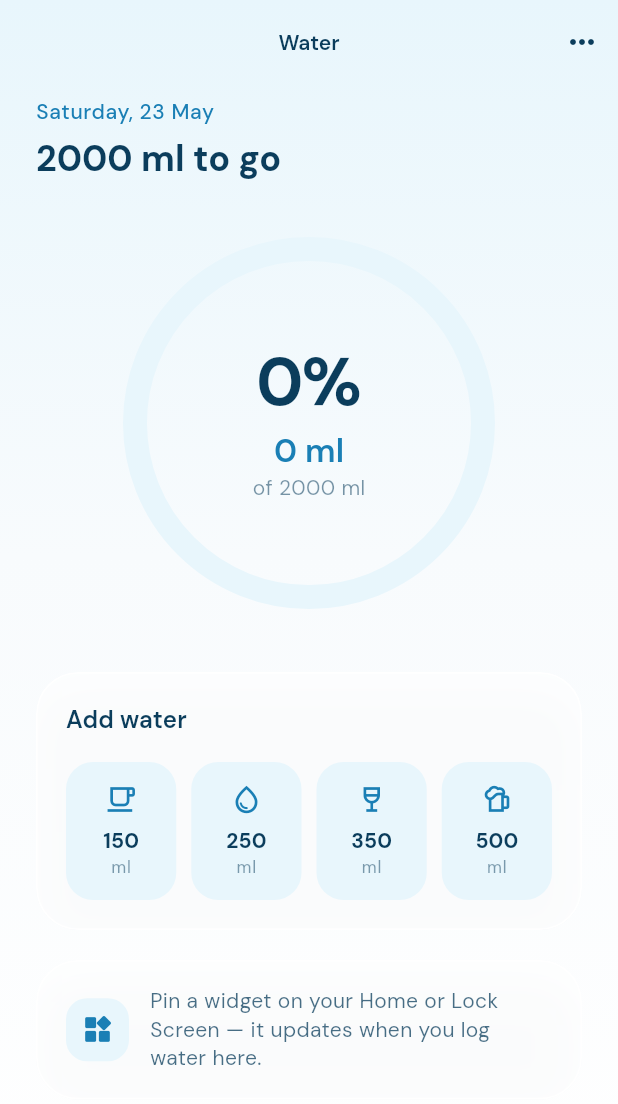
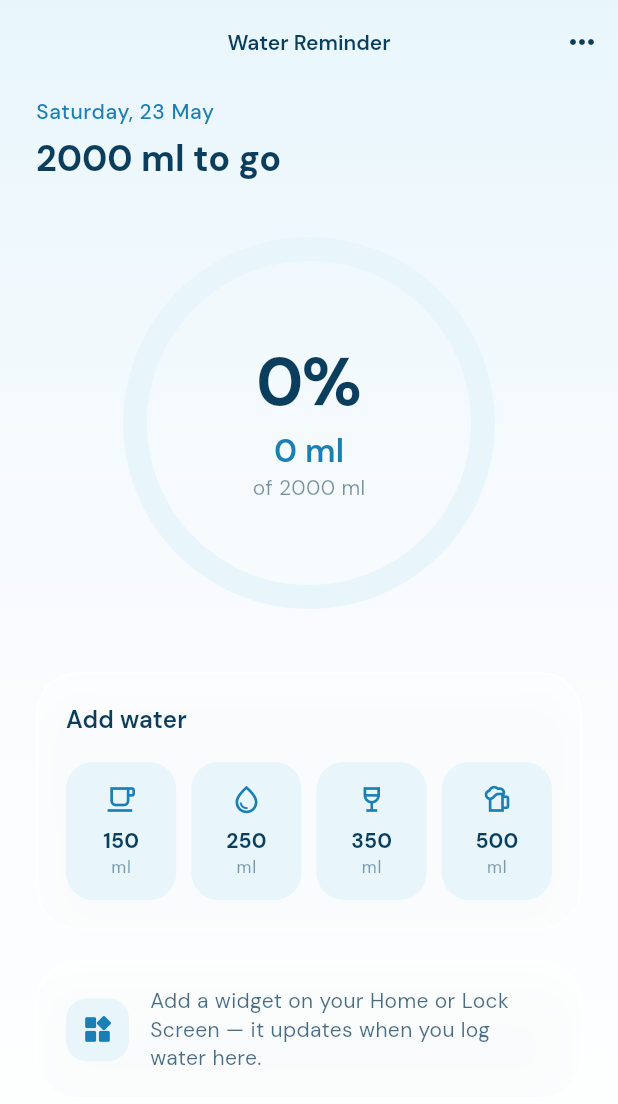
Before and after one commit to igorkominko-create/water_reminder, a Flutter app: the screen it shows after launch, on a phone screen of 412 x 824 dp. Shown: the top 1104 px of the screen. Run offline on Flutter 3.47's test engine with Material 3 defaults, Android fonts, the phone set to English and light mode, and no system bars; our stand-ins replace flutter_riverpod, google_fonts, shared_preferences; missing offline and left inert: home_widget.

Commit message:
feat(i18n): lock app UI to English locale and centralize strings
Co-authored-by: Cursor <cursoragent@cursor.com>

```diff
--- a/lib/app/water_app.dart
+++ b/lib/app/water_app.dart
@@ -1,5 +1,7 @@
 import 'package:flutter/material.dart';
-import '../core/constants/app_constants.dart';
+
+import '../core/i18n/app_locale.dart';
+import '../core/i18n/app_strings.dart';
 import '../core/theme/app_theme.dart';
 import '../features/home/presentation/home_screen.dart';
 
@@ -9,8 +11,11 @@ class WaterApp extends StatelessWidget {
   @override
   Widget build(BuildContext context) {
     return MaterialApp(
-      title: AppConstants.appName,
+      title: AppStrings.appName,
       debugShowCheckedModeBanner: false,
+      locale: AppLocale.english,
+      supportedLocales: AppLocale.supportedLocales,
+      localizationsDelegates: AppLocale.delegates,
       theme: AppTheme.light(),
       home: const HomeScreen(),
     );
--- /dev/null
+++ b/lib/core/i18n/app_locale.dart
@@ -0,0 +1,21 @@
+import 'package:flutter/material.dart';
+import 'package:flutter_localizations/flutter_localizations.dart';
+import 'package:intl/intl.dart';
+
+/// Forces English UI regardless of device language.
+abstract final class AppLocale {
+  static const Locale english = Locale('en', 'US');
+
+  static const List<LocalizationsDelegate<dynamic>> delegates = [
+    GlobalMaterialLocalizations.delegate,
+    GlobalWidgetsLocalizations.delegate,
+    GlobalCupertinoLocalizations.delegate,
+  ];
+
+  static const List<Locale> supportedLocales = [english];
+
+  /// Call once at startup so [DateFormat] uses English month/day names.
+  static void configure() {
+    Intl.defaultLocale = 'en_US';
+  }
+}
--- /dev/null
+++ b/lib/core/i18n/app_strings.dart
@@ -0,0 +1,35 @@
+/// English UI copy (app is English-only for v1).
+abstract final class AppStrings {
+  static const String appName = 'Water Reminder';
+
+  static const String homeTitle = 'Water Reminder';
+  static const String settings = 'Settings';
+  static const String settingsTooltip = 'Settings';
+
+  static String mlToGo(int ml) => '$ml ml to go';
+  static const String goalReachedHeadline = 'You\'re fully hydrated';
+
+  static const String addWater = 'Add water';
+  static String mlAmount(int ml) => '$ml';
+  static String mlWithUnit(int ml) => '$ml ml';
+  static const String mlLabel = 'ml';
+  static String ofDailyGoal(int goalMl) => 'of $goalMl ml';
+
+  static const String widgetHint =
+      'Add a widget on your Home or Lock Screen — it updates when you log water here.';
+
+  static const String dailyGoalTitle = 'Daily goal (ml)';
+  static const String dailyGoalHint = '2000';
+  static const String saveGoal = 'Save goal';
+  static const String invalidGoalMessage =
+      'Enter a goal between 250 and 10000 ml';
+
+  static const String resetTodayTitle = 'Reset today?';
+  static const String resetTodayMessage =
+      'Clears today\'s intake. Widgets will update too.';
+  static const String cancel = 'Cancel';
+  static const String reset = 'Reset';
+  static const String resetToday = 'Reset today';
+
+  static String errorMessage(Object error) => 'Error: $error';
+}
--- a/lib/features/home/presentation/home_screen.dart
+++ b/lib/features/home/presentation/home_screen.dart
@@ -2,6 +2,7 @@ import 'package:flutter/material.dart';
 import 'package:flutter_riverpod/flutter_riverpod.dart';
 
 import '../../../core/di/providers.dart';
+import '../../../core/i18n/app_strings.dart';
 import '../../../core/theme/app_theme.dart';
 import '../../../core/widgets/glass_surface.dart';
 import '../../../core/widgets/gradient_scaffold.dart';
@@ -21,10 +22,10 @@ class HomeScreen extends ConsumerWidget {
     return GradientScaffold(
       appBar: AppBar(
         backgroundColor: Colors.transparent,
-        title: const Text('Water'),
+        title: const Text(AppStrings.homeTitle),
         actions: [
           IconButton(
-            tooltip: 'Settings',
+            tooltip: AppStrings.settingsTooltip,
             icon: const Icon(Icons.more_horiz_rounded),
             onPressed: () => Navigator.of(context).push(
               MaterialPageRoute<void>(
@@ -36,7 +37,7 @@ class HomeScreen extends ConsumerWidget {
       ),
       body: async.when(
         loading: () => const Center(child: CircularProgressIndicator()),
-        error: (e, _) => Center(child: Text('Error: $e')),
+        error: (e, _) => Center(child: Text(AppStrings.errorMessage(e))),
         data: (snapshot) {
           return SafeArea(
             top: false,
@@ -97,7 +98,7 @@ class _WidgetHint extends StatelessWidget {
           const SizedBox(width: 14),
           Expanded(
             child: Text(
-              'Pin a widget on your Home or Lock Screen — it updates when you log water here.',
+              AppStrings.widgetHint,
               style: Theme.of(context).textTheme.bodyMedium?.copyWith(
                     color: colors.deep.withValues(alpha: 0.75),
                     height: 1.35,
--- a/lib/features/home/presentation/widgets/hydration_summary_header.dart
+++ b/lib/features/home/presentation/widgets/hydration_summary_header.dart
@@ -1,6 +1,8 @@
 import 'package:flutter/material.dart';
 import 'package:intl/intl.dart';
 
+import '../../../../core/i18n/app_locale.dart';
+import '../../../../core/i18n/app_strings.dart';
 import '../../../../core/theme/app_theme.dart';
 import '../../../../domain/entities/hydration_snapshot.dart';
 
@@ -12,11 +14,14 @@ class HydrationSummaryHeader extends StatelessWidget {
   @override
   Widget build(BuildContext context) {
     final colors = context.waterColors;
-    final dateLabel = DateFormat('EEEE, d MMMM').format(DateTime.now());
+    final dateLabel = DateFormat(
+      'EEEE, d MMMM',
+      AppLocale.english.toString(),
+    ).format(DateTime.now());
 
     final headline = snapshot.goalReached
-        ? 'You’re fully hydrated'
-        : '${snapshot.remainingMl} ml to go';
+        ? AppStrings.goalReachedHeadline
+        : AppStrings.mlToGo(snapshot.remainingMl);
 
     return Column(
       crossAxisAlignment: CrossAxisAlignment.start,
--- a/lib/features/home/presentation/widgets/quick_add_section.dart
+++ b/lib/features/home/presentation/widgets/quick_add_section.dart
@@ -2,6 +2,7 @@ import 'package:flutter/material.dart';
 import 'package:flutter/services.dart';
 
 import '../../../../core/constants/app_constants.dart';
+import '../../../../core/i18n/app_strings.dart';
 import '../../../../core/theme/app_theme.dart';
 import '../../../../core/widgets/glass_surface.dart';
 
@@ -19,7 +20,7 @@ class QuickAddSection extends StatelessWidget {
         crossAxisAlignment: CrossAxisAlignment.stretch,
         children: [
           Text(
-            'Add water',
+            AppStrings.addWater,
             style: Theme.of(context).textTheme.titleMedium?.copyWith(
                   fontWeight: FontWeight.w600,
                   color: colors.deep,
@@ -77,14 +78,14 @@ class _AddTile extends StatelessWidget {
               Icon(icon, color: colors.mid, size: 22),
               const SizedBox(height: 6),
               Text(
-                '$ml',
+                AppStrings.mlAmount(ml),
                 style: Theme.of(context).textTheme.titleSmall?.copyWith(
                       fontWeight: FontWeight.w700,
                       color: colors.deep,
                     ),
               ),
               Text(
-                'ml',
+                AppStrings.mlLabel,
                 style: Theme.of(context).textTheme.labelSmall?.copyWith(
                       color: colors.deep.withValues(alpha: 0.5),
                     ),
--- a/lib/features/home/presentation/widgets/water_progress_ring.dart
+++ b/lib/features/home/presentation/widgets/water_progress_ring.dart
@@ -2,6 +2,7 @@ import 'dart:math' as math;
 
 import 'package:flutter/material.dart';
 
+import '../../../../core/i18n/app_strings.dart';
 import '../../../../core/theme/app_theme.dart';
 
 class WaterProgressRing extends StatelessWidget {
@@ -55,14 +56,14 @@ class WaterProgressRing extends StatelessWidget {
                   ),
                   const SizedBox(height: 6),
                   Text(
-                    '$todayMl ml',
+                    AppStrings.mlWithUnit(todayMl),
                     style: Theme.of(context).textTheme.titleLarge?.copyWith(
                           color: colors.mid,
                           fontWeight: FontWeight.w600,
                         ),
                   ),
                   Text(
-                    'of $goalMl ml',
+                    AppStrings.ofDailyGoal(goalMl),
                     style: Theme.of(context).textTheme.bodyMedium?.copyWith(
                           color: colors.deep.withValues(alpha: 0.55),
                         ),
--- a/lib/features/settings/presentation/settings_screen.dart
+++ b/lib/features/settings/presentation/settings_screen.dart
@@ -2,6 +2,7 @@ import 'package:flutter/material.dart';
 import 'package:flutter_riverpod/flutter_riverpod.dart';
 
 import '../../../core/di/providers.dart';
+import '../../../core/i18n/app_strings.dart';
 
 class SettingsScreen extends ConsumerStatefulWidget {
   const SettingsScreen({super.key});
@@ -31,10 +32,10 @@ class _SettingsScreenState extends ConsumerState<SettingsScreen> {
     final async = ref.watch(hydrationNotifierProvider);
 
     return Scaffold(
-      appBar: AppBar(title: const Text('Settings')),
+      appBar: AppBar(title: const Text(AppStrings.settings)),
       body: async.when(
         loading: () => const Center(child: CircularProgressIndicator()),
-        error: (e, _) => Center(child: Text('Error: $e')),
+        error: (e, _) => Center(child: Text(AppStrings.errorMessage(e))),
         data: (snapshot) {
           if (!_goalFieldInitialized) {
             _goalController.text = '${snapshot.goalMl}';
@@ -44,7 +45,7 @@ class _SettingsScreenState extends ConsumerState<SettingsScreen> {
             padding: const EdgeInsets.all(24),
             children: [
               Text(
-                'Daily goal (ml)',
+                AppStrings.dailyGoalTitle,
                 style: Theme.of(context).textTheme.titleMedium,
               ),
               const SizedBox(height: 8),
@@ -53,7 +54,7 @@ class _SettingsScreenState extends ConsumerState<SettingsScreen> {
                 keyboardType: TextInputType.number,
                 decoration: const InputDecoration(
                   border: OutlineInputBorder(),
-                  hintText: '2000',
+                  hintText: AppStrings.dailyGoalHint,
                 ),
               ),
               const SizedBox(height: 12),
@@ -63,7 +64,7 @@ class _SettingsScreenState extends ConsumerState<SettingsScreen> {
                   if (parsed == null || parsed < 250 || parsed > 10000) {
                     ScaffoldMessenger.of(context).showSnackBar(
                       const SnackBar(
-                        content: Text('Enter a goal between 250 and 10000 ml'),
+                        content: Text(AppStrings.invalidGoalMessage),
                       ),
                     );
                     return;
@@ -71,7 +72,7 @@ class _SettingsScreenState extends ConsumerState<SettingsScreen> {
                   ref.read(hydrationNotifierProvider.notifier).setGoal(parsed);
                   Navigator.of(context).pop();
                 },
-                child: const Text('Save goal'),
+                child: const Text(AppStrings.saveGoal),
               ),
               const SizedBox(height: 32),
               OutlinedButton(
@@ -79,18 +80,16 @@ class _SettingsScreenState extends ConsumerState<SettingsScreen> {
                   final ok = await showDialog<bool>(
                     context: context,
                     builder: (ctx) => AlertDialog(
-                      title: const Text('Reset today?'),
-                      content: const Text(
-                        'Clears today’s intake. Widgets will update too.',
-                      ),
+                      title: const Text(AppStrings.resetTodayTitle),
+                      content: const Text(AppStrings.resetTodayMessage),
                       actions: [
                         TextButton(
                           onPressed: () => Navigator.pop(ctx, false),
-                          child: const Text('Cancel'),
+                          child: const Text(AppStrings.cancel),
                         ),
                         FilledButton(
                           onPressed: () => Navigator.pop(ctx, true),
-                          child: const Text('Reset'),
+                          child: const Text(AppStrings.reset),
                         ),
                       ],
                     ),
@@ -102,7 +101,7 @@ class _SettingsScreenState extends ConsumerState<SettingsScreen> {
                     if (context.mounted) Navigator.of(context).pop();
                   }
                 },
-                child: const Text('Reset today'),
+                child: const Text(AppStrings.resetToday),
               ),
             ],
           );
--- a/lib/main.dart
+++ b/lib/main.dart
@@ -4,9 +4,11 @@ import 'package:flutter_riverpod/flutter_riverpod.dart';
 
 import 'app/water_app.dart';
 import 'core/di/providers.dart';
+import 'core/i18n/app_locale.dart';
 
 Future<void> main() async {
   WidgetsFlutterBinding.ensureInitialized();
+  AppLocale.configure();
   await SystemChrome.setPreferredOrientations([
     DeviceOrientation.portraitUp,
     DeviceOrientation.portraitDown,
--- a/pubspec.yaml
+++ b/pubspec.yaml
@@ -29,6 +29,8 @@ environment:
 # versions available, run `flutter pub outdated`.
 dependencies:
   flutter:
+    sdk: flutter
+  flutter_localizations:
     sdk: flutter
   cupertino_icons: ^1.0.8
   flutter_riverpod: ^2.6.1
```
Also changed, not shown: pubspec.lock, 1 other file.
